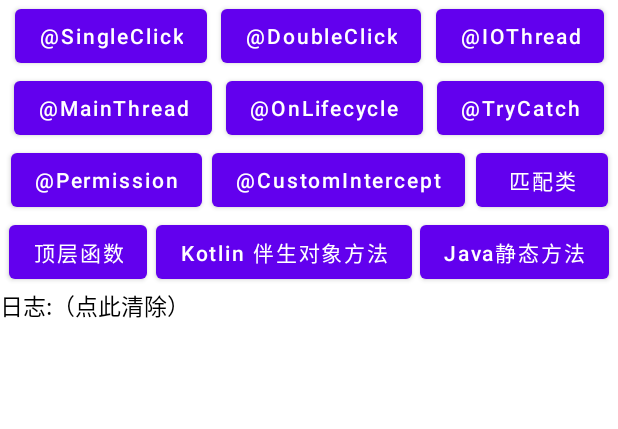
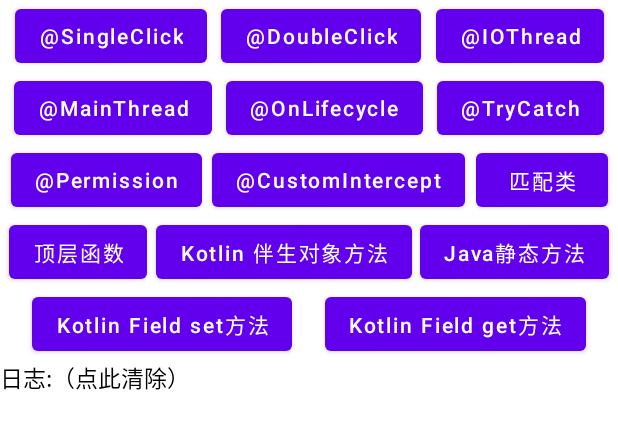
Before and after one commit to FlyJingFish/AndroidAOP, an Android app: the layout activity_main.xml on its own in the app's theme, with its tools: preview values and no code run, on a phone screen of 412 x 824 dp. Shown: the top 429 px of the screen. Run offline under Robolectric (Android 15) with nearby library versions, the phone set to English and light mode, and no system bars.

```diff
--- a/android-aop-annotation/src/main/java/com/flyjingfish/android_aop_annotation/anno/AndroidAopPointCut.java
+++ b/android-aop-annotation/src/main/java/com/flyjingfish/android_aop_annotation/anno/AndroidAopPointCut.java
@@ -11,7 +11,7 @@ import java.lang.annotation.Retention;
 import java.lang.annotation.Target;
 
 
-@Target(ElementType.TYPE)
+@Target({ElementType.ANNOTATION_TYPE})
 @Retention(SOURCE)
 public @interface AndroidAopPointCut {
     Class<? extends BasePointCut> value();
--- a/android-aop-plugin/src/main/kotlin/com/flyjingfish/android_aop_plugin/scanner_visitor/WovenIntoCode.kt
+++ b/android-aop-plugin/src/main/kotlin/com/flyjingfish/android_aop_plugin/scanner_visitor/WovenIntoCode.kt
@@ -31,12 +31,12 @@ object WovenIntoCode {
     ): ByteArray {
         val cr = ClassReader(inputStreamBytes)
         val cw = ClassWriter(cr, 0)
-        cr.accept(object : ClassVisitor(Opcodes.ASM4, cw) {}, 0)
+        cr.accept(object : ClassVisitor(Opcodes.ASM8, cw) {}, 0)
         methodRecordHashMap.forEach { (key: String, value: MethodRecord) ->
             val oldMethodName = value.methodName
             val targetMethodName = oldMethodName + METHOD_SUFFIX
             val oldDescriptor = value.descriptor
-            cr.accept(object : ClassVisitor(Opcodes.ASM4, cw) {
+            cr.accept(object : ClassVisitor(Opcodes.ASM8, cw) {
                 override fun visitAnnotation(
                     descriptor: String,
                     visible: Boolean
@@ -183,6 +183,7 @@ object WovenIntoCode {
                             (if (isHasArgs) "        Object[] args = new Object[]{$argsBuffer};\n" else "") +
                             (if (isHasArgs) "        pointCut.setArgs(args);\n" else "        pointCut.setArgs(null);\n") +
                             "        "+returnStr+";}"
+                printLog(allSignature)
                 printLog(body)
                 ctMethod.setBody(body)
             } catch (e: NotFoundException) {
--- a/android-aop-plugin/src/main/kotlin/com/flyjingfish/android_aop_plugin/utils/ClassNameToConversions.kt
+++ b/android-aop-plugin/src/main/kotlin/com/flyjingfish/android_aop_plugin/utils/ClassNameToConversions.kt
@@ -22,6 +22,7 @@ object ClassNameToConversions {
         returnToValue["F"] = "floatValue(%1\$s)"
         returnToValue["D"] = "doubleValue(%1\$s)"
         returnToValue["Z"] = "booleanValue(%1\$s)"
+        returnToValue["Ljava/lang/String;"] = "stringValue(%1\$s)"
     }
 
     fun getArgsXObject(key: String): String {
--- a/app/src/main/res/layout/activity_main.xml
+++ b/app/src/main/res/layout/activity_main.xml
@@ -5,6 +5,7 @@
     android:orientation="vertical"
     xmlns:app="http://schemas.android.com/apk/res-auto">
     <androidx.constraintlayout.helper.widget.Flow
+        android:id="@+id/flow"
         android:layout_width="0dp"
         android:layout_height="wrap_content"
         app:layout_constraintStart_toStartOf="parent"
@@ -15,7 +16,7 @@
         btn_DoubleClick, btn_IOThread,
         btn_MainThread,btn_OnLifecycle,btn_TryCatch,
         btn_Permission,btn_CustomIntercept,btn_MatchClassMethod,
-        btn_topFun,btn_static_method,btn_static_method2"
+        btn_topFun,btn_static_method,btn_static_method2,btn_field_set,btn_field_get"
         />
     <Button
         android:id="@+id/btn_SingleClick"
@@ -113,13 +114,29 @@
         app:layout_constraintTop_toTopOf="parent"
         android:textAllCaps="false"
         android:text="Java静态方法"/>
+    <Button
+        android:id="@+id/btn_field_set"
+        android:layout_width="wrap_content"
+        android:layout_height="wrap_content"
+        app:layout_constraintStart_toStartOf="parent"
+        app:layout_constraintTop_toTopOf="parent"
+        android:textAllCaps="false"
+        android:text="Kotlin Field set方法"/>
+    <Button
+        android:id="@+id/btn_field_get"
+        android:layout_width="wrap_content"
+        android:layout_height="wrap_content"
+        app:layout_constraintStart_toStartOf="parent"
+        app:layout_constraintTop_toTopOf="parent"
+        android:textAllCaps="false"
+        android:text="Kotlin Field get方法"/>
     <androidx.core.widget.NestedScrollView
         android:layout_width="0dp"
         android:layout_height="0dp"
         app:layout_constraintStart_toStartOf="parent"
         app:layout_constraintEnd_toEndOf="parent"
         app:layout_constraintBottom_toBottomOf="parent"
-        app:layout_constraintTop_toBottomOf="@+id/btn_static_method2">
+        app:layout_constraintTop_toBottomOf="@+id/flow">
         <TextView
             android:id="@+id/tv_logcat"
             android:layout_width="match_parent"
--- a/test-lib/src/main/java/com/flyjingfish/test_lib/annotation/MyAnno.java
+++ b/test-lib/src/main/java/com/flyjingfish/test_lib/annotation/MyAnno.java
@@ -10,7 +10,7 @@ import java.lang.annotation.Retention;
 import java.lang.annotation.RetentionPolicy;
 import java.lang.annotation.Target;
 
-//@AndroidAopPointCut(MyAnnoCut.class)
+@AndroidAopPointCut(MyAnnoCut.class)
 @Target({ElementType.METHOD})
 @Retention(RetentionPolicy.RUNTIME)
 @Keep
--- a/test-lib/src/main/java/com/flyjingfish/test_lib/annotation/MyAnno2.kt
+++ b/test-lib/src/main/java/com/flyjingfish/test_lib/annotation/MyAnno2.kt
@@ -6,9 +6,9 @@ import com.flyjingfish.test_lib.mycut.MyAnnoCut2
 
 @AndroidAopPointCut(MyAnnoCut2::class)
 @Target(
-    AnnotationTarget.ANNOTATION_CLASS,
+    AnnotationTarget.FUNCTION,
     AnnotationTarget.PROPERTY_GETTER,
-    AnnotationTarget.PROPERTY_SETTER
+    AnnotationTarget.PROPERTY_SETTER,
 )
 @Retention(AnnotationRetention.RUNTIME)
 @Keep
--- a/test-lib/src/main/java/com/flyjingfish/test_lib/mycut/MatchActivityMethod.java
+++ b/test-lib/src/main/java/com/flyjingfish/test_lib/mycut/MatchActivityMethod.java
@@ -14,7 +14,7 @@ import com.flyjingfish.test_lib.ToastUtils;
 
 import java.lang.reflect.InvocationTargetException;
 
-@AndroidAopMatchClassMethod(targetClassName = "androidx.appcompat.app.AppCompatActivity",methodName = {"startActivity"})
+//@AndroidAopMatchClassMethod(targetClassName = "androidx.appcompat.app.AppCompatActivity",methodName = {"startActivity"})
 public class MatchActivityMethod implements MatchClassMethod {
     @Nullable
     @Override
--- a/test-lib/src/main/java/com/flyjingfish/test_lib/mycut/MyAnnoCut.java
+++ b/test-lib/src/main/java/com/flyjingfish/test_lib/mycut/MyAnnoCut.java
@@ -11,6 +11,6 @@ public class MyAnnoCut implements BasePointCut<MyAnno> {
     @Nullable
     @Override
     public Object invoke(@NonNull ProceedJoinPoint joinPoint, @NonNull MyAnno anno) {
-        return null;
+        return joinPoint.proceed();
     }
 }
--- a/test-lib/src/main/java/com/flyjingfish/test_lib/mycut/MyAnnoCut2.kt
+++ b/test-lib/src/main/java/com/flyjingfish/test_lib/mycut/MyAnnoCut2.kt
@@ -6,6 +6,6 @@ import com.flyjingfish.test_lib.annotation.MyAnno2
 
 class MyAnnoCut2 : BasePointCut<MyAnno2> {
     override operator fun invoke(joinPoint: ProceedJoinPoint, anno: MyAnno2): Any? {
-        return null
+        return joinPoint.proceed()
     }
 }
```
Also changed, not shown: android-aop-annotation/src/main/java/com/flyjingfish/android_aop_annotation/Conversions.java (+11 -0 lines), android-aop-ksp/src/main/java/com/flyjingfish/android_aop_ksp/AndroidAopSymbolProcessor.kt (+28 -8 lines), app/src/main/java/com/flyjingfish/androidaop/MainActivity.kt (+8 -1 lines), app/src/main/java/com/flyjingfish/androidaop/TestBean.kt (added, +19 -0 lines), test-lib/src/main/java/com/flyjingfish/test_lib/mycut/MatchActivityMethod2.kt (+4 -4 lines).
